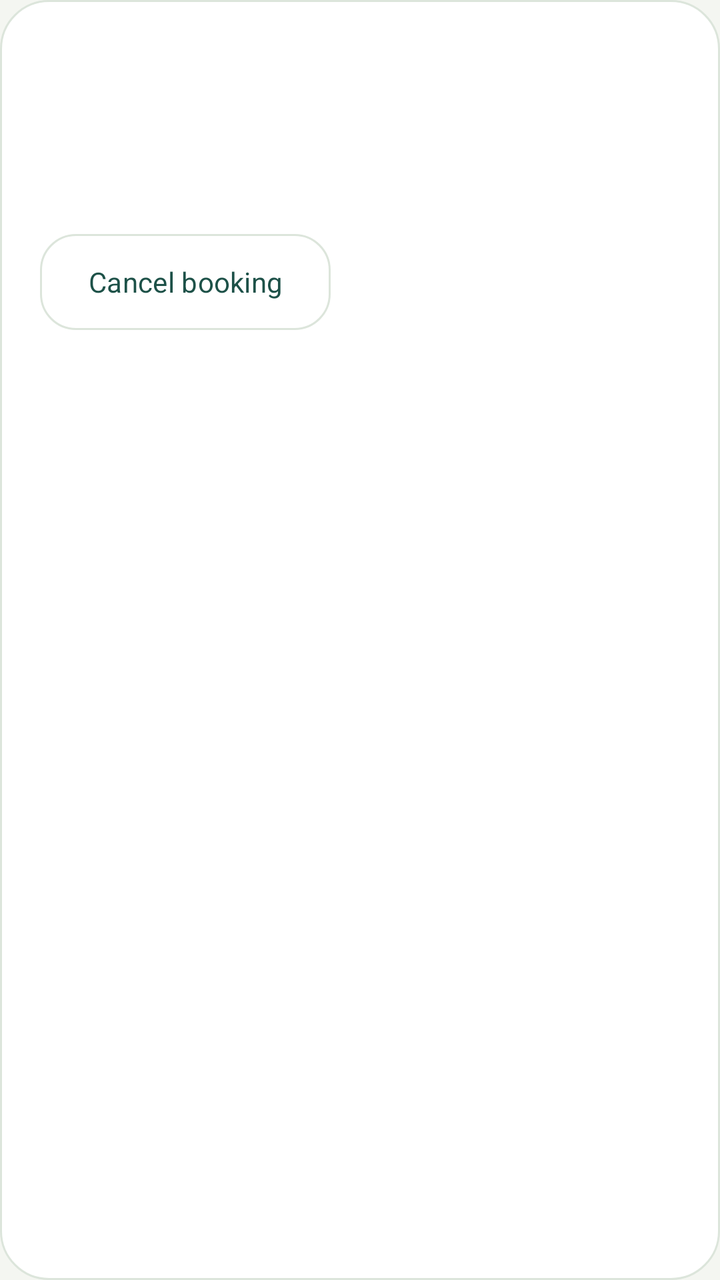
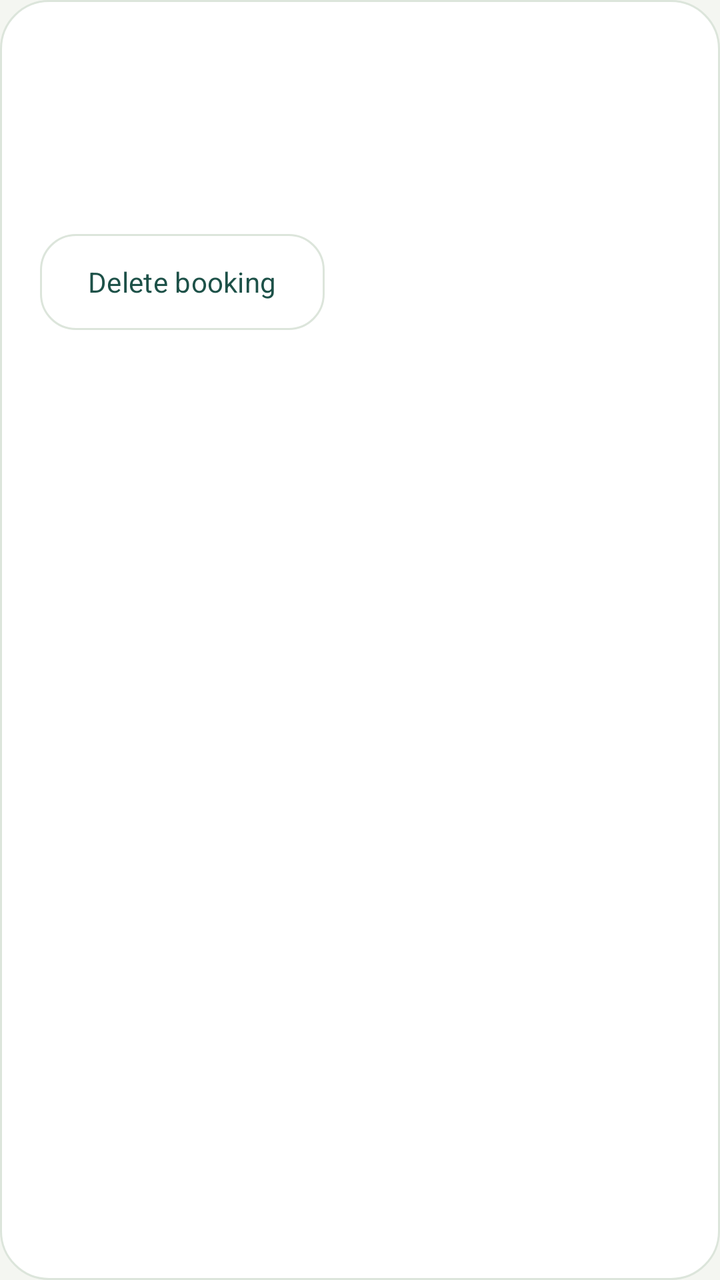

The first picture is an Android layout as it rendered before a commit; the second is the same layout after the commit. The layout source and the unified diff follow.
<!-- AndroidManifest.xml: application theme Theme.CondoSched -->
<!-- res/layout/item_booking.xml -->
<?xml version="1.0" encoding="utf-8"?>
<LinearLayout xmlns:android="http://schemas.android.com/apk/res/android"
    android:layout_width="match_parent" android:layout_height="wrap_content"
    android:orientation="vertical" android:padding="20dp" android:background="@drawable/bg_card">
    <TextView android:id="@+id/bookingRowTitle" style="@style/Text.Condo.Section"
        android:layout_width="match_parent" android:layout_height="wrap_content" />
    <TextView android:id="@+id/bookingRowPeriod" style="@style/Text.Condo.Body"
        android:layout_width="match_parent" android:layout_height="wrap_content" android:layout_marginTop="8dp" />
    <TextView android:id="@+id/bookingRowStatus" style="@style/Text.Condo.Label"
        android:layout_width="match_parent" android:layout_height="wrap_content" android:layout_marginTop="8dp" />
    <com.google.android.material.button.MaterialButton android:id="@+id/bookingRowCancel"
        style="@style/Widget.Condo.Button.Outline"
        android:layout_width="wrap_content" android:layout_height="wrap_content"
        android:layout_marginTop="12dp" android:text="@string/booking_cancel" />
</LinearLayout>
<!-- resources referenced by this layout -->
<resources>
  <!-- drawable bg_card (drawable) -->
  <?xml version="1.0" encoding="utf-8"?>
  <shape xmlns:android="http://schemas.android.com/apk/res/android"
    android:shape="rectangle">
    <solid
      android:color="@color/surface" />
    <stroke
      android:width="1dp"
      android:color="@color/border" />
    <corners
      android:radius="24dp" />
  </shape>
  <string name="booking_cancel">Cancel booking</string>
  <style name="Text.Condo.Body" parent="android:Widget.TextView">
      <item name="android:textSize">15sp</item>
      <item name="android:textColor">@color/muted</item>
      <item name="android:lineSpacingExtra">4dp</item>
    </style>
  <style name="Text.Condo.Label" parent="Text.Condo.Body">
      <item name="android:textSize">12sp</item>
      <item name="android:fontFamily">sans-serif-medium</item>
      <item name="android:letterSpacing">0.08</item>
    </style>
  <style name="Text.Condo.Section" parent="Text.Condo.Title">
      <item name="android:textSize">21sp</item>
    </style>
  <style name="Widget.Condo.Button.Outline" parent="Widget.Material3.Button.OutlinedButton">
      <item name="cornerRadius">18dp</item>
      <item name="android:minHeight">56dp</item>
      <item name="strokeColor">@color/border</item>
      <item name="android:textAllCaps">false</item>
    </style>
  <style name="Theme.CondoSched" parent="Base.Theme.CondoSched" />
  <color name="surface">#FFFFFF</color>
  <color name="border">#DCE5DB</color>
  <color name="muted">#586B63</color>
  <style name="Text.Condo.Title" parent="android:Widget.TextView">
      <item name="android:textSize">30sp</item>
      <item name="android:textColor">@color/ink</item>
      <item name="android:fontFamily">sans-serif-medium</item>
      <item name="android:lineSpacingExtra">3dp</item>
    </style>
  <style name="Base.Theme.CondoSched" parent="Theme.Material3.DayNight.NoActionBar">
      <item name="colorPrimary">@color/primary</item>
      <item name="colorOnPrimary">@color/on_primary</item>
      <item name="colorSecondary">@color/primary</item>
      <item name="colorSurface">@color/surface</item>
      <item name="colorOnSurface">@color/ink</item>
      <item name="android:colorBackground">@color/page</item>
      <item name="android:windowBackground">@color/page</item>
      <item name="android:statusBarColor">@color/page</item>
      <item name="android:navigationBarColor">@color/hero</item>
      <item name="android:windowLightStatusBar">true</item>
      <item name="android:fontFamily">sans-serif</item>
      <item name="android:textColorPrimary">@color/ink</item>
      <item name="android:textColorSecondary">@color/muted</item>
    </style>
  <color name="ink">#193B34</color>
  <color name="primary">#1D5148</color>
  <color name="on_primary">#FFFFFF</color>
  <color name="page">#F4F6F1</color>
  <color name="hero">#173E35</color>
</resources>

<!-- the commit's change to res/layout/item_booking.xml (unified diff, before → after) -->
@@ -8,8 +8,8 @@
         android:layout_width="match_parent" android:layout_height="wrap_content" android:layout_marginTop="8dp" />
     <TextView android:id="@+id/bookingRowStatus" style="@style/Text.Condo.Label"
         android:layout_width="match_parent" android:layout_height="wrap_content" android:layout_marginTop="8dp" />
-    <com.google.android.material.button.MaterialButton android:id="@+id/bookingRowCancel"
+    <com.google.android.material.button.MaterialButton android:id="@+id/bookingRowDelete"
         style="@style/Widget.Condo.Button.Outline"
         android:layout_width="wrap_content" android:layout_height="wrap_content"
-        android:layout_marginTop="12dp" android:text="@string/booking_cancel" />
+        android:layout_marginTop="12dp" android:text="@string/booking_delete" />
 </LinearLayout>
<!-- resource entries referenced after the edit -->
@@ -12,7 +12,7 @@
     <corners
       android:radius="24dp" />
   </shape>
-  <string name="booking_cancel">Cancel booking</string>
+  <string name="booking_delete">Delete booking</string>
   <style name="Text.Condo.Body" parent="android:Widget.TextView">
       <item name="android:textSize">15sp</item>
       <item name="android:textColor">@color/muted</item>
